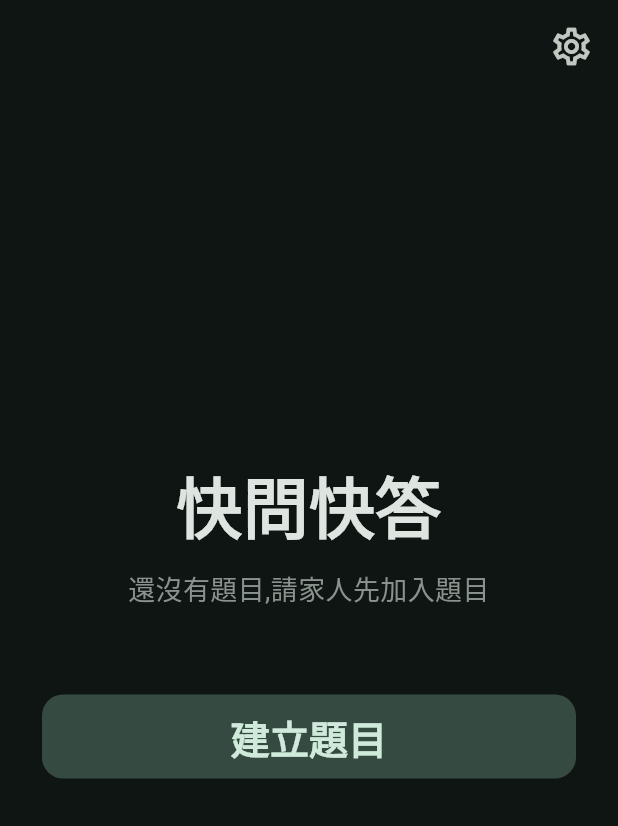
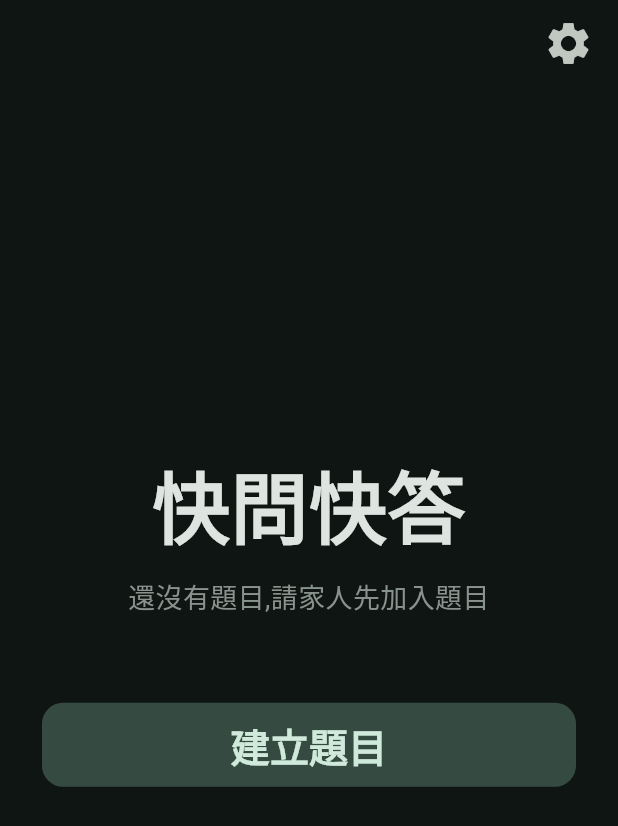
Before and after one commit to NamoAmitabhaTW/kenkou-app, a Flutter app: the QuizHomePage screen opened directly, on a phone screen of 412 x 824 dp. Shown: the top 826 px of the screen. Run offline on Flutter 3.47's test engine with Material 3 defaults, Android fonts, the phone set to English and light mode, and no system bars; our stand-ins replace audioplayers, image_picker, share_plus, video_player; missing offline and left inert: record, sherpa_onnx.

Commit message:
三個分頁首頁統一放大

```diff
--- a/lib/features/kenkou/ui/home_page.dart
+++ b/lib/features/kenkou/ui/home_page.dart
@@ -64,7 +64,6 @@ class _KenkouHomePageState extends State<KenkouHomePage> {
 
   @override
   Widget build(BuildContext context) {
-    final scheme = Theme.of(context).colorScheme;
     final ready = _settings != null;
 
     return Scaffold(
@@ -77,12 +76,10 @@ class _KenkouHomePageState extends State<KenkouHomePage> {
                 mainAxisAlignment: MainAxisAlignment.center,
                 crossAxisAlignment: CrossAxisAlignment.stretch,
                 children: [
-                  Icon(Icons.face_retouching_natural, size: 96, color: scheme.primary),
-                  const SizedBox(height: 20),
                   const Text(
                     '健口操',
                     textAlign: TextAlign.center,
-                    style: TextStyle(fontSize: 44, fontWeight: FontWeight.w900),
+                    style: TextStyle(fontSize: 52, fontWeight: FontWeight.w900),
                   ),
                   const SizedBox(height: 48),
                   FilledButton.icon(
--- a/lib/features/pacman/ui/game_page.dart
+++ b/lib/features/pacman/ui/game_page.dart
@@ -353,17 +353,19 @@ class _PacmanGamePageState extends State<PacmanGamePage>
                   fontSize: 26,
                   fontWeight: FontWeight.w800)),
           const SizedBox(height: 6),
+          // 上排放左右、下排放上下 —— 同一組相反的方向排在一起,
+          // 比照著音節順序排更好記。
           Row(
             mainAxisAlignment: MainAxisAlignment.spaceEvenly,
             children: [
-              cell(MoveDirection.up),
               cell(MoveDirection.left),
+              cell(MoveDirection.right),
             ],
           ),
           Row(
             mainAxisAlignment: MainAxisAlignment.spaceEvenly,
             children: [
-              cell(MoveDirection.right),
+              cell(MoveDirection.up),
               cell(MoveDirection.down),
             ],
           ),
--- a/lib/features/quiz/ui/home_page.dart
+++ b/lib/features/quiz/ui/home_page.dart
@@ -197,7 +197,7 @@ class _QuizHomePageState extends State<QuizHomePage> {
                   const Text(
                     '快問快答',
                     textAlign: TextAlign.center,
-                    style: TextStyle(fontSize: 44, fontWeight: FontWeight.w900),
+                    style: TextStyle(fontSize: 52, fontWeight: FontWeight.w900),
                   ),
                   // 準備好的時候標題底下什麼都不放,長輩看到的就是
                   // 一個大標題加一顆大按鈕。還沒有題目才補一句說明。
@@ -239,14 +239,14 @@ class _QuizHomePageState extends State<QuizHomePage> {
                 ],
               ),
             ),
-            Align(
-              alignment: Alignment.topRight,
+            Positioned(
+              top: 4,
+              right: 8,
               child: IconButton(
                 onPressed: bank == null ? null : _openFamilyMenu,
+                iconSize: 34,
                 tooltip: '家人設定',
-                iconSize: 30,
-                padding: const EdgeInsets.all(16),
-                icon: const Icon(Icons.settings_outlined),
+                icon: const Icon(Icons.settings),
               ),
             ),
           ],
--- a/lib/games_home_page.dart
+++ b/lib/games_home_page.dart
@@ -78,10 +78,10 @@ class _GamesHomePageState extends State<GamesHomePage> {
                   crossAxisAlignment: CrossAxisAlignment.stretch,
                   children: [
                     const Text(
-                      '語音控制玩遊戲',
+                      '語音控制\n玩遊戲',
                       textAlign: TextAlign.center,
                       style:
-                          TextStyle(fontSize: 34, fontWeight: FontWeight.w900),
+                          TextStyle(fontSize: 52, fontWeight: FontWeight.w900),
                     ),
                     const SizedBox(height: 40),
                     FilledButton(
```
